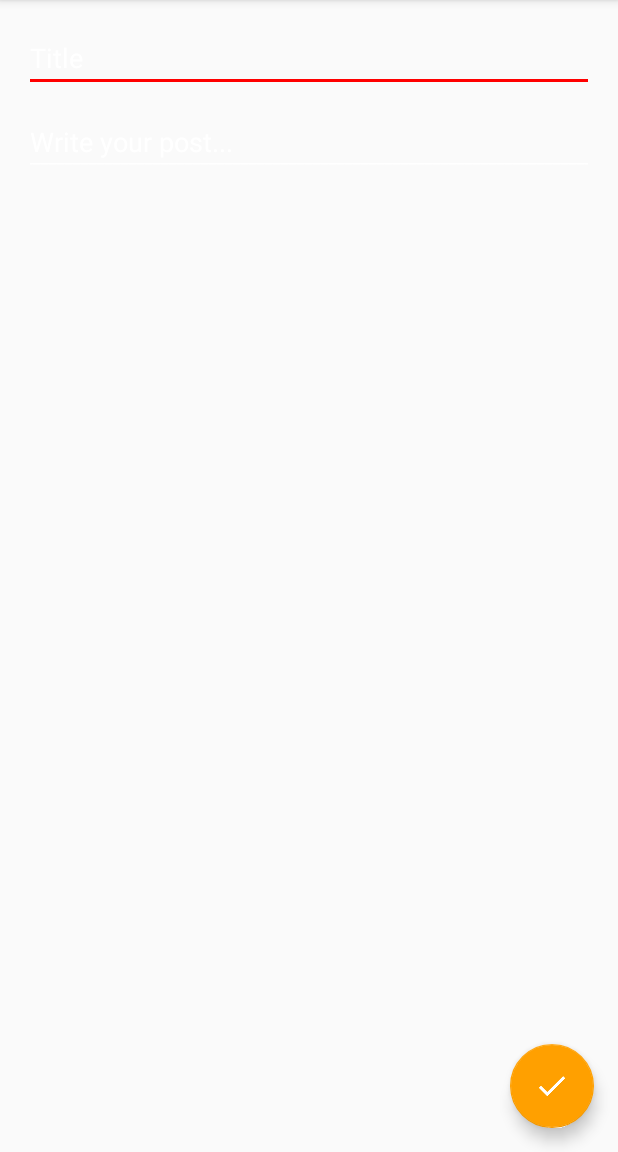
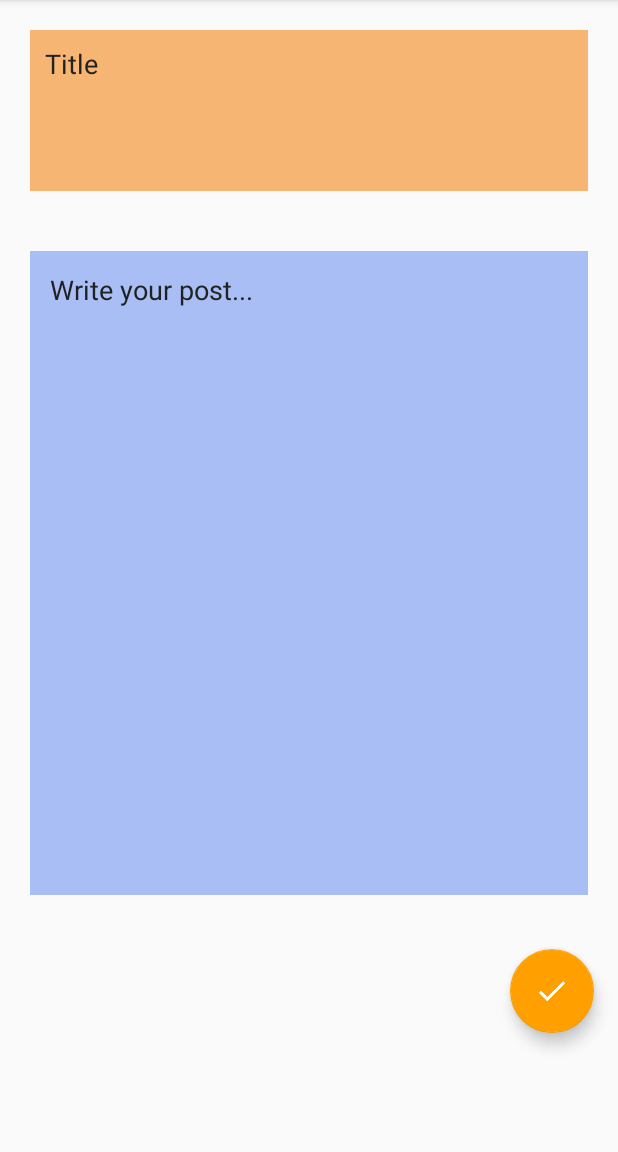
Before and after one commit to gersongams/TucuTeam, an Android app: the NewPostActivity screen opened directly, with no data from a screen before it, on a phone screen of 412 x 824 dp, the part 84-1236 px from its top. Run offline under Robolectric (Android 15) with nearby library versions, the phone set to English and light mode, and no system bars; our stand-ins replace Firebase (no records; nobody signed in at launch, a user with empty details on screens opened directly).

Commit message:
adding horrible styles

```diff
--- a/app/src/main/res/layout/activity_new_post.xml
+++ b/app/src/main/res/layout/activity_new_post.xml
@@ -3,41 +3,55 @@
                 xmlns:tools="http://schemas.android.com/tools"
                 android:layout_width="match_parent"
                 android:layout_height="match_parent"
+
     tools:context="pe.ggarridomuni.tucuteam.NewPostActivity">
 
+    <LinearLayout
+        android:layout_width="match_parent"
+        android:layout_height="match_parent"
+        android:orientation="vertical">
 
         <EditText
             android:id="@+id/field_title"
+            android:layout_weight="0.5"
             android:layout_width="match_parent"
             android:layout_height="wrap_content"
-        android:layout_marginBottom="5dp"
-        android:layout_marginLeft="16dp"
-        android:layout_marginRight="16dp"
-        android:layout_marginTop="16dp"
+            android:background="@color/backgroundTitlePost"
+            android:layout_margin="20dp"
+            android:gravity="left|top"
+            android:padding="10dp"
             android:hint="Title"
+            android:textColorHighlight="@color/primary_text"
+            android:textColorHint="@color/primary_text"
             android:maxLines="1" />
 
         <EditText
             android:id="@+id/field_body"
             android:layout_width="match_parent"
+            android:layout_weight="3"
             android:layout_height="wrap_content"
+            android:background="@color/backgroundPost"
             android:layout_below="@+id/field_title"
-        android:layout_marginBottom="5dp"
-        android:layout_marginLeft="16dp"
-        android:layout_marginRight="16dp"
-        android:layout_marginTop="5dp"
+            android:layout_margin="20dp"
+            android:gravity="left|top"
+            android:padding="20px"
             android:hint="Write your post..."
+            android:textColorHighlight="@color/primary_text"
+            android:textColorHint="@color/primary_text"
             android:inputType="textMultiLine"
             android:maxLines="10"
             android:scrollHorizontally="false" />
 
         <android.support.design.widget.FloatingActionButton
             android:id="@+id/fab_submit_post"
+            android:layout_weight="0.5"
             android:layout_width="wrap_content"
             android:layout_height="wrap_content"
-        android:layout_alignParentBottom="true"
-        android:layout_alignParentRight="true"
+            android:layout_gravity="right"
             android:layout_margin="16dp"
             android:src="@drawable/ic_navigation_check_24"/>
 
+    </LinearLayout>
+
+
 </RelativeLayout>
--- a/app/src/main/res/values/colors.xml
+++ b/app/src/main/res/values/colors.xml
@@ -19,6 +19,9 @@
     <color name="btn_logut_bg">#ff6861</color>
     <color name="BackgroundtWhiteColor">#ffffff</color>
 
+    <color name="backgroundTitlePost">#f7b573</color>
+    <color name="backgroundPost">#a8bef5</color>
+
     <color name="primary_text">#212121</color>
     <color name="secondary_text">#727272</color>
     <color name="icons">#212121</color>
```
Lines whose indentation alone changed are shown as unchanged.
